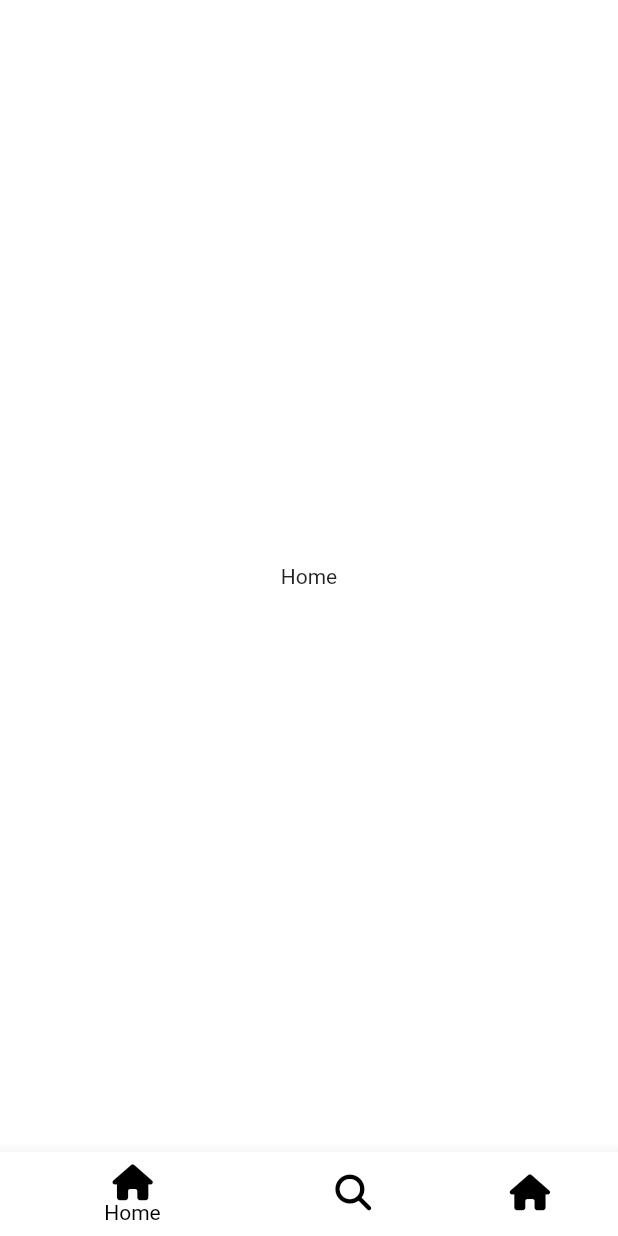
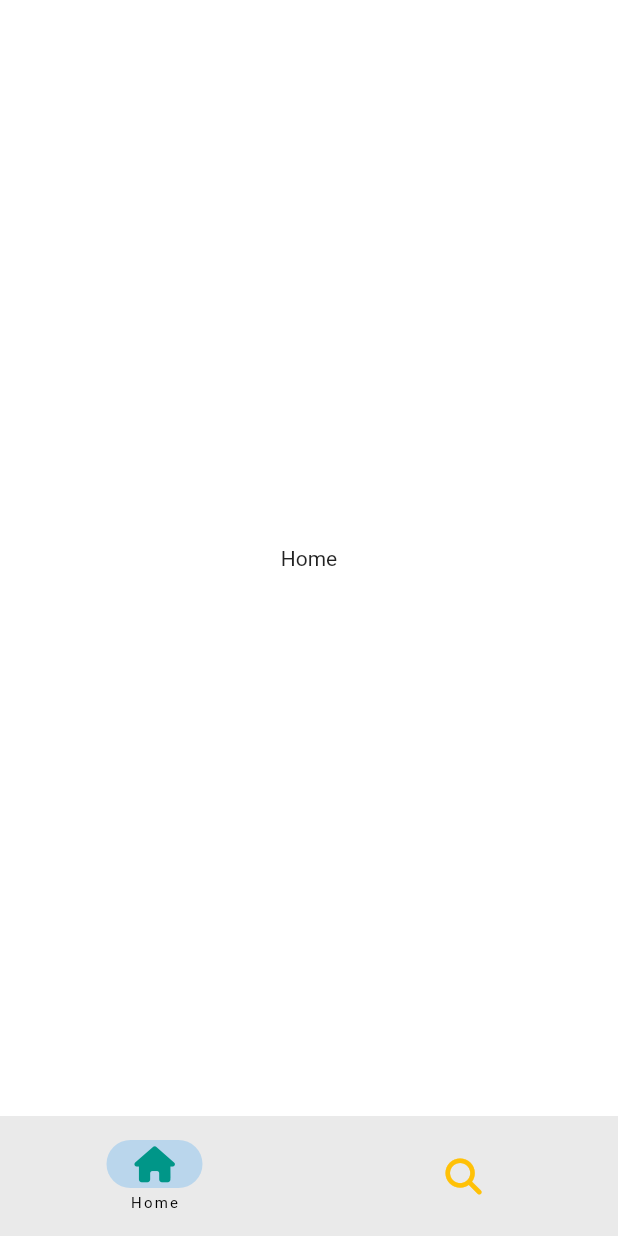
Before and after one commit to ikang9712/tiktok-clone, a Flutter app: the screen it shows after launch, on a phone screen of 412 x 824 dp. Run offline on Flutter 3.47's test engine with Material 2 defaults, Android fonts, the phone set to English and light mode, and no system bars; our stand-ins replace font_awesome_flutter.

Commit message:
navigationbar: material3 design

```diff
--- a/lib/features/main_navigation/main_navigation_screen.dart
+++ b/lib/features/main_navigation/main_navigation_screen.dart
@@ -33,32 +33,22 @@ class _MainNavigationScreenState extends State<MainNavigationScreen> {
   Widget build(BuildContext context) {
     return Scaffold(
       body: screens[_selectedIndex],
-      bottomNavigationBar: BottomNavigationBar(
-        selectedItemColor: _selectedIndex == 1 ? Colors.white : Colors.black,
-        unselectedItemColor: _selectedIndex == 1 ? Colors.white : Colors.black,
-        type: BottomNavigationBarType.shifting,
-        currentIndex: _selectedIndex,
-        onTap: _onTap,
-        // selectedItemColor: Theme.of(context).primaryColor,
-        items: const [
-          BottomNavigationBarItem(
-            icon: FaIcon(FontAwesomeIcons.house),
+      bottomNavigationBar: NavigationBar(
+        labelBehavior: NavigationDestinationLabelBehavior.onlyShowSelected,
+        selectedIndex: _selectedIndex,
+        onDestinationSelected: _onTap,
+        destinations: const [
+          NavigationDestination(
+            icon: FaIcon(
+              FontAwesomeIcons.house,
+              color: Colors.teal,
+            ),
             label: "Home",
-            tooltip: "What are you?",
-            backgroundColor: Colors.white,
           ),
-          BottomNavigationBarItem(
-            icon: FaIcon(FontAwesomeIcons.magnifyingGlass),
+          NavigationDestination(
+            icon: FaIcon(FontAwesomeIcons.magnifyingGlass, color: Colors.amber),
             label: "Search",
-            tooltip: "What are you?",
-            backgroundColor: Colors.black,
-          ),
-          BottomNavigationBarItem(
-            icon: FaIcon(FontAwesomeIcons.house),
-            label: "Home",
-            tooltip: "What are you?",
-            backgroundColor: Colors.white,
-          ),
+          )
         ],
       ),
     );
```
